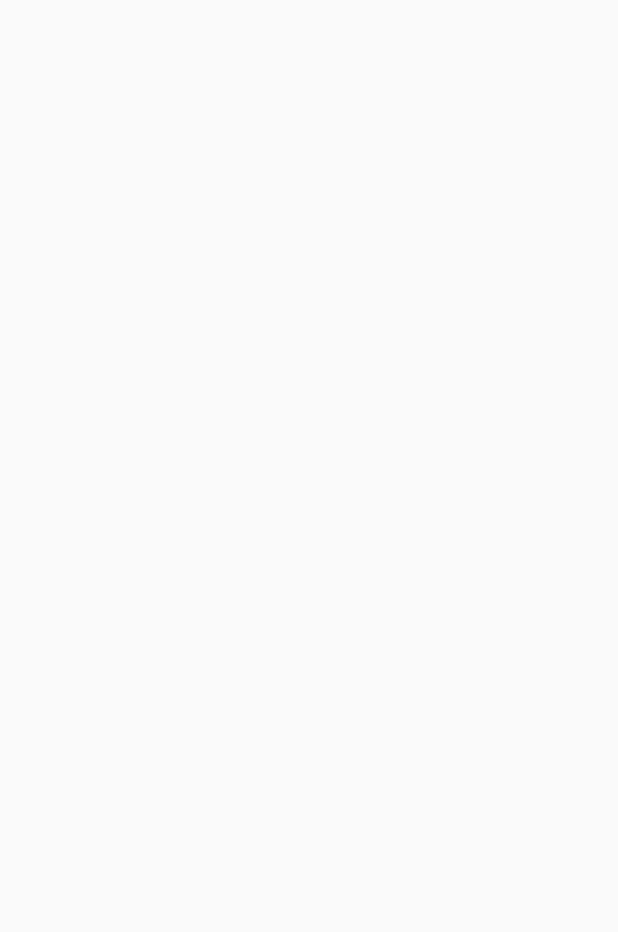
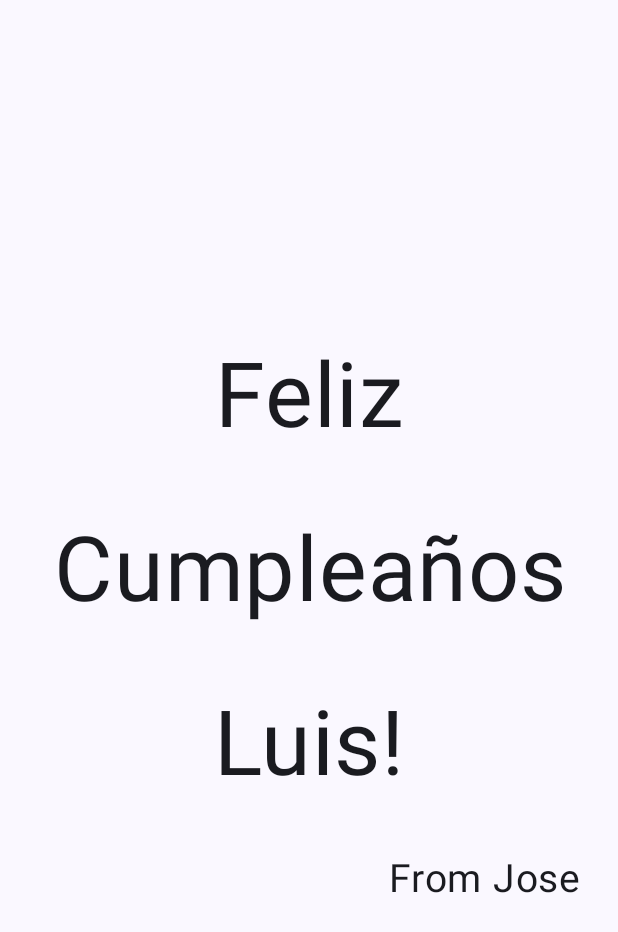
Before and after one commit to Instituto-Tecnologico-de-la-Laguna/Ejemplo1-DAA, an Android app built with Jetpack Compose: the screen it shows after launch (MainActivity), on a phone screen of 412 x 824 dp. Before the commit the part shown is empty. Shown: the top 932 px of the screen. Run offline under Robolectric (Android 15) with nearby library versions, the phone set to English and light mode, and no system bars.

Commit message:
Practica 1 Terminada

```diff
--- a/app/src/main/java/com/example/ejemplo1/MainActivity.kt
+++ b/app/src/main/java/com/example/ejemplo1/MainActivity.kt
@@ -1,19 +1,24 @@
 package com.example.ejemplo1
+
 import android.os.Bundle
-import android.os.Message
 import androidx.activity.ComponentActivity
 import androidx.activity.compose.setContent
-import androidx.activity.enableEdgeToEdge
+import androidx.compose.foundation.layout.Arrangement
+import androidx.compose.foundation.layout.Column
 import androidx.compose.foundation.layout.fillMaxSize
 import androidx.compose.foundation.layout.padding
-import androidx.compose.material3.Scaffold
+import androidx.compose.material3.MaterialTheme
+import androidx.compose.material3.Surface
 import androidx.compose.material3.Text
 import androidx.compose.runtime.Composable
+import androidx.compose.ui.Alignment
 import androidx.compose.ui.Modifier
+import androidx.compose.ui.text.style.TextAlign
 import androidx.compose.ui.tooling.preview.Preview
+import androidx.compose.ui.unit.dp
+import androidx.compose.ui.unit.sp
 import com.example.ejemplo1.ui.theme.Ejemplo1Theme
-import android.view.Surface
-import androidx.compose.material3.MaterialTheme
+
 
 class MainActivity : ComponentActivity() {
     override fun onCreate(savedInstanceState: Bundle?) {
@@ -25,27 +30,42 @@ class MainActivity : ComponentActivity() {
                     modifier = Modifier.fillMaxSize(),
                     color = MaterialTheme.colorScheme.background
                 ) {
+                    GreetingText(
+                        message = "Feliz Cumpleaños Luis!",
+                        from = "From Jose",
+                        modifier = Modifier.padding(8.dp)
+                    )
                 }
             }
         }
     }
-
-    private fun Surface(modifier: Modifier, color: Any, function: () -> Unit) {
-
-    }
 }
 @Composable
-fun GreetingText(message: String, modifier: Modifier = Modifier){
-    Text(
-        text=message
-    )
-
+fun GreetingText(message: String, from: String, modifier: Modifier = Modifier) {
+    Column(
+        verticalArrangement = Arrangement.Center,
+        modifier = modifier
+    ) {
+        Text(
+            text = message,
+            fontSize = 60.sp,
+            lineHeight = 116.sp,
+            textAlign = TextAlign.Center
+        )
+        Text(
+            text = from,
+            fontSize = 26.sp,
+            modifier = Modifier
+                .padding(16.dp)
+                .align(alignment = Alignment.End)
+        )
+    }
 }
 
 @Preview(showBackground = true)
 @Composable
-fun GreetingPreview() {
+fun GreetingTextPreview() {
     Ejemplo1Theme {
-        GreetingText(message = "Feliz Cumpleaños Jose!")
+        GreetingText(message = "Feliz Cumpleaños Luis!", from = "From Jose")
     }
 }
```
